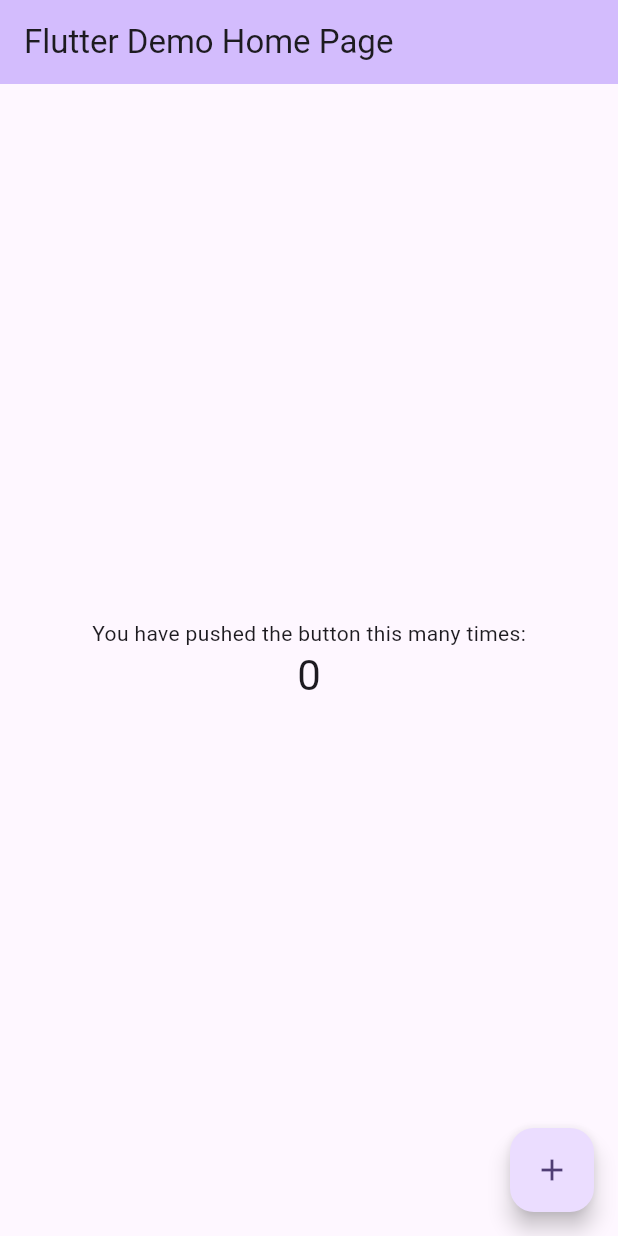
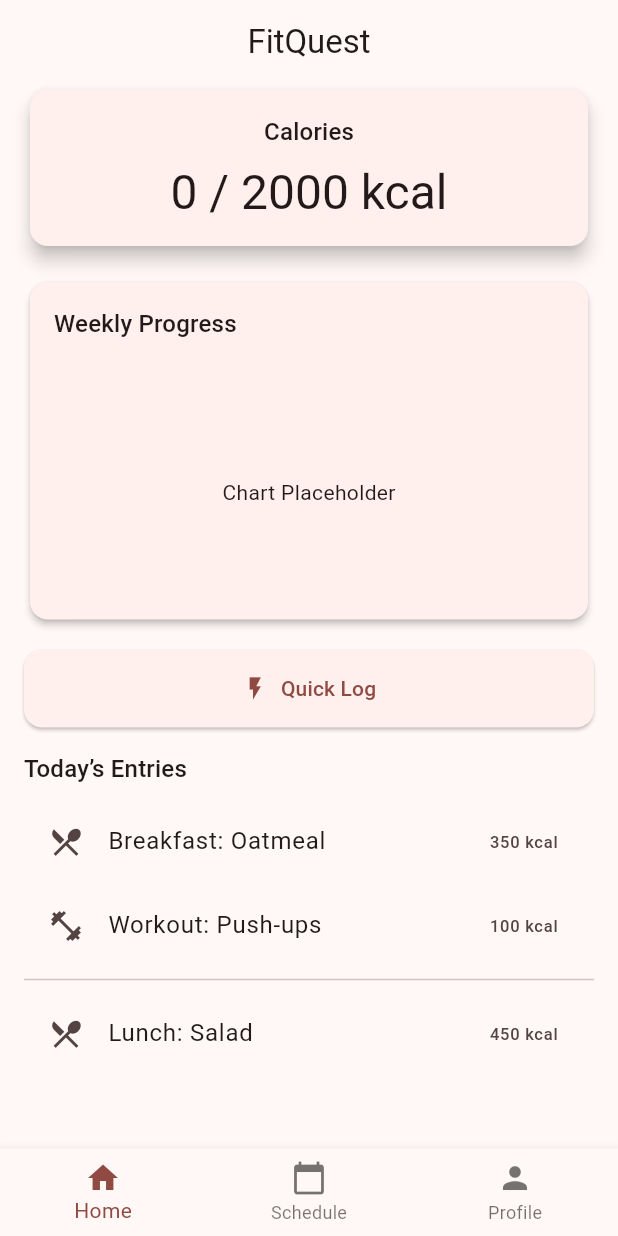
Before and after one commit to E-Galeana/FitQuest, a Flutter app: the screen it shows after launch, on a phone screen of 412 x 824 dp. Run offline on Flutter 3.47's test engine with Material 3 defaults, Android fonts, the phone set to English and light mode, and no system bars; missing offline and left inert: mobile_scanner.

Commit message:
Add barcode scanner, quick log action, and main page design

```diff
--- a/lib/main.dart
+++ b/lib/main.dart
@@ -1,122 +1,18 @@
 import 'package:flutter/material.dart';
+import 'screens/barcode_scanner_page.dart';
+import 'package:fitquest/widgets/popup_log.dart';
+import 'screens/main_page.dart';
 
-void main() {
-  runApp(const MyApp());
-}
+void main() => runApp(const MyApp());
 
 class MyApp extends StatelessWidget {
   const MyApp({super.key});
-
-  // This widget is the root of your application.
   @override
   Widget build(BuildContext context) {
     return MaterialApp(
-      title: 'Flutter Demo',
-      theme: ThemeData(
-        // This is the theme of your application.
-        //
-        // TRY THIS: Try running your application with "flutter run". You'll see
-        // the application has a purple toolbar. Then, without quitting the app,
-        // try changing the seedColor in the colorScheme below to Colors.green
-        // and then invoke "hot reload" (save your changes or press the "hot
-        // reload" button in a Flutter-supported IDE, or press "r" if you used
-        // the command line to start the app).
-        //
-        // Notice that the counter didn't reset back to zero; the application
-        // state is not lost during the reload. To reset the state, use hot
-        // restart instead.
-        //
-        // This works for code too, not just values: Most code changes can be
-        // tested with just a hot reload.
-        colorScheme: ColorScheme.fromSeed(seedColor: Colors.deepPurple),
-      ),
-      home: const MyHomePage(title: 'Flutter Demo Home Page'),
+      title: 'FitQuest',
+      theme: ThemeData.from(colorScheme: ColorScheme.fromSeed(seedColor: Colors.red)),
+      home: const MainPageDesign(),
     );
   }
 }
-
-class MyHomePage extends StatefulWidget {
-  const MyHomePage({super.key, required this.title});
-
-  // This widget is the home page of your application. It is stateful, meaning
-  // that it has a State object (defined below) that contains fields that affect
-  // how it looks.
-
-  // This class is the configuration for the state. It holds the values (in this
-  // case the title) provided by the parent (in this case the App widget) and
-  // used by the build method of the State. Fields in a Widget subclass are
-  // always marked "final".
-
-  final String title;
-
-  @override
-  State<MyHomePage> createState() => _MyHomePageState();
-}
-
-class _MyHomePageState extends State<MyHomePage> {
-  int _counter = 0;
-
-  void _incrementCounter() {
-    setState(() {
-      // This call to setState tells the Flutter framework that something has
-      // changed in this State, which causes it to rerun the build method below
-      // so that the display can reflect the updated values. If we changed
-      // _counter without calling setState(), then the build method would not be
-      // called again, and so nothing would appear to happen.
-      _counter++;
-    });
-  }
-
-  @override
-  Widget build(BuildContext context) {
-    // This method is rerun every time setState is called, for instance as done
-    // by the _incrementCounter method above.
-    //
-    // The Flutter framework has been optimized to make rerunning build methods
-    // fast, so that you can just rebuild anything that needs updating rather
-    // than having to individually change instances of widgets.
-    return Scaffold(
-      appBar: AppBar(
-        // TRY THIS: Try changing the color here to a specific color (to
-        // Colors.amber, perhaps?) and trigger a hot reload to see the AppBar
-        // change color while the other colors stay the same.
-        backgroundColor: Theme.of(context).colorScheme.inversePrimary,
-        // Here we take the value from the MyHomePage object that was created by
-        // the App.build method, and use it to set our appbar title.
-        title: Text(widget.title),
-      ),
-      body: Center(
-        // Center is a layout widget. It takes a single child and positions it
-        // in the middle of the parent.
-        child: Column(
-          // Column is also a layout widget. It takes a list of children and
-          // arranges them vertically. By default, it sizes itself to fit its
-          // children horizontally, and tries to be as tall as its parent.
-          //
-          // Column has various properties to control how it sizes itself and
-          // how it positions its children. Here we use mainAxisAlignment to
-          // center the children vertically; the main axis here is the vertical
-          // axis because Columns are vertical (the cross axis would be
-          // horizontal).
-          //
-          // TRY THIS: Invoke "debug painting" (choose the "Toggle Debug Paint"
-          // action in the IDE, or press "p" in the console), to see the
-          // wireframe for each widget.
-          mainAxisAlignment: MainAxisAlignment.center,
-          children: <Widget>[
-            const Text('You have pushed the button this many times:'),
-            Text(
-              '$_counter',
-              style: Theme.of(context).textTheme.headlineMedium,
-            ),
-          ],
-        ),
-      ),
-      floatingActionButton: FloatingActionButton(
-        onPressed: _incrementCounter,
-        tooltip: 'Increment',
-        child: const Icon(Icons.add),
-      ), // This trailing comma makes auto-formatting nicer for build methods.
-    );
-  }
-}
--- /dev/null
+++ b/lib/screens/main_page.dart
@@ -0,0 +1,142 @@
+import 'package:flutter/material.dart';
+import 'package:fitquest/widgets/popup_log.dart'; // Quick popup
+import 'package:fitquest/screens/barcode_scanner_page.dart';      // Barcode scanner screen
+
+/// Main page design with integrated Quick Log functionality.
+class MainPageDesign extends StatefulWidget {
+  const MainPageDesign({Key? key}) : super(key: key);
+
+  @override
+  State<MainPageDesign> createState() => _MainPageDesignState();
+}
+
+class _MainPageDesignState extends State<MainPageDesign> {
+  int _calories = 0;                   // Current calorie count
+  final int _dailyGoal = 2000;         // Daily calorie goal
+
+  @override
+  Widget build(BuildContext context) {
+    final theme = Theme.of(context);
+
+    return Scaffold(
+      appBar: AppBar(
+        title: const Text('FitQuest'),
+        centerTitle: true,
+        elevation: 0,
+      ),
+      body: SafeArea(
+        child: Padding(
+          padding: const EdgeInsets.symmetric(horizontal: 16.0),
+          child: Column(
+            crossAxisAlignment: CrossAxisAlignment.stretch,
+            children: [
+              // Top calorie display card
+              Card(
+                shape: RoundedRectangleBorder(borderRadius: BorderRadius.circular(12)),
+                elevation: 5,
+                child: Padding(
+                  padding: const EdgeInsets.all(16.0),
+                  child: Column(
+                    children: [
+                      Text('Calories', style: theme.textTheme.titleMedium),
+                      const SizedBox(height: 8),
+                      Text('$_calories / $_dailyGoal kcal', style: theme.textTheme.headlineLarge),
+                    ],
+                  ),
+                ),
+              ),
+              const SizedBox(height: 16),
+
+              // Placeholder for weekly progress chart
+              Expanded(
+                child: Card(
+                  shape: RoundedRectangleBorder(borderRadius: BorderRadius.circular(12)),
+                  elevation: 2,
+                  child: Column(
+                    crossAxisAlignment: CrossAxisAlignment.start,
+                    children: [
+                      Padding(
+                        padding: const EdgeInsets.all(16.0),
+                        child: Text('Weekly Progress', style: theme.textTheme.titleMedium),
+                      ),
+                      const Expanded(
+                        child: Center(child: Text('Chart Placeholder')),
+                      ),
+                    ],
+                  ),
+                ),
+              ),
+              const SizedBox(height: 16),
+
+              // Quick Log button
+              ElevatedButton.icon(
+                onPressed: () async {
+                  // Show the quick action popup
+                  final action = await showQuickActionModal(context);
+                  if (action == QuickAction.scanBarcode) {
+                    // Open barcode scanner
+                    final result = await Navigator.push<int>(
+                      context,
+                      MaterialPageRoute(builder: (_) => const BarcodeScannerPage()),
+                    );
+                    if (result != null) {
+                      setState(() => _calories += result);
+                    }
+                  } else if (action == QuickAction.selectWorkout) {
+                    // TODO: Workout Implementation
+                  }
+                },
+                icon: const Icon(Icons.flash_on),
+                label: const Text('Quick Log'),
+                style: ElevatedButton.styleFrom(
+                  padding: const EdgeInsets.symmetric(vertical: 16.0),
+                  shape: RoundedRectangleBorder(borderRadius: BorderRadius.circular(12)),
+                ),
+              ),
+              const SizedBox(height: 16),
+
+              // Today's entries list placeholder
+              Text('Today’s Entries', style: theme.textTheme.titleMedium),
+              const SizedBox(height: 8),
+              Expanded(
+                child: ListView(
+                  children: const [
+                    ListTile(
+                      leading: Icon(Icons.restaurant_menu),
+                      title: Text('Breakfast: Oatmeal'),
+                      trailing: Text('350 kcal'),
+                    ),
+                    ListTile(
+                      leading: Icon(Icons.fitness_center),
+                      title: Text('Workout: Push-ups'),
+                      trailing: Text('100 kcal'),
+                    ),
+                    Divider(),
+                    ListTile(
+                      leading: Icon(Icons.restaurant_menu),
+                      title: Text('Lunch: Salad'),
+                      trailing: Text('450 kcal'),
+                    ),
+                  ],
+                ),
+              ),
+            ],
+          ),
+        ),
+      ),
+
+      // Navigation bar placeholder
+      bottomNavigationBar: BottomNavigationBar(
+        items: const [
+          BottomNavigationBarItem(icon: Icon(Icons.home), label: 'Home'),
+          // TODO: Add calendar?
+          BottomNavigationBarItem(icon: Icon(Icons.calendar_today), label: 'Schedule'),
+          // TODO: Add profile?
+          BottomNavigationBarItem(icon: Icon(Icons.person), label: 'Profile'),
+        ],
+        currentIndex: 0,
+        onTap: (index) {},
+      ),
+    );
+  }
+}
--- a/pubspec.yaml
+++ b/pubspec.yaml
@@ -35,6 +35,8 @@ dependencies:
   # Use with the CupertinoIcons class for iOS style icons.
   cupertino_icons: ^1.0.8
 
+  mobile_scanner: ^7.0.1
+  http: ^0.13.5
 dev_dependencies:
   flutter_test:
     sdk: flutter
```
Also changed, not shown: lib/screens/barcode_scanner_page.dart (added, +98 -0 lines), 5 other files.
